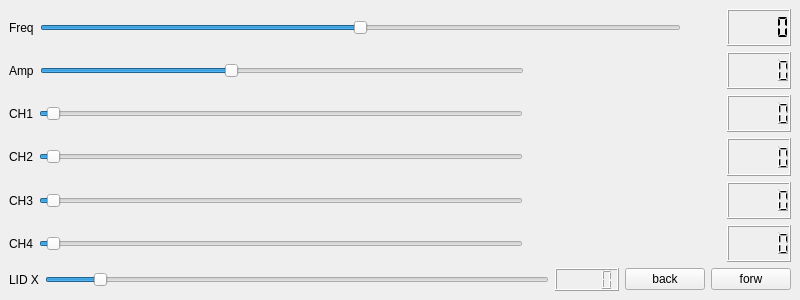
Above: Interface/window_3.ui from PhiKH/Pico2040 before the change. Below: the same form after it.
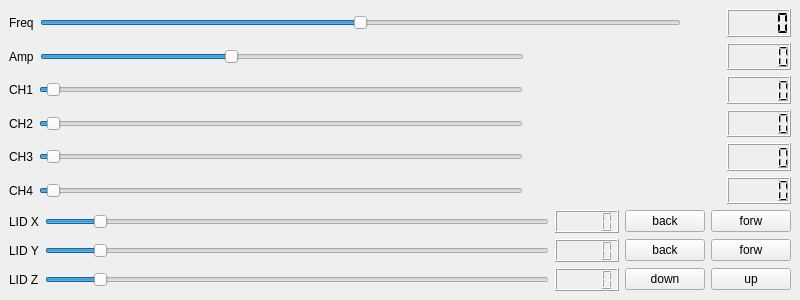
That is the form after the change.

The edit to the form file:
```diff
--- a/Interface/window_3.ui
+++ b/Interface/window_3.ui
@@ -418,6 +418,100 @@
       </item>
      </layout>
     </item>
+    <item>
+     <layout class="QHBoxLayout" name="horizontalLayout_8">
+      <item>
+       <widget class="QLabel" name="label_8">
+        <property name="text">
+         <string>LID Y</string>
+        </property>
+       </widget>
+      </item>
+      <item>
+       <widget class="QSlider" name="SLD8">
+        <property name="minimum">
+         <number>1</number>
+        </property>
+        <property name="maximum">
+         <number>1000</number>
+        </property>
+        <property name="singleStep">
+         <number>10</number>
+        </property>
+        <property name="value">
+         <number>100</number>
+        </property>
+        <property name="orientation">
+         <enum>Qt::Horizontal</enum>
+        </property>
+       </widget>
+      </item>
+      <item>
+       <widget class="QLCDNumber" name="LCD8"/>
+      </item>
+      <item>
+       <widget class="QPushButton" name="BY">
+        <property name="text">
+         <string>back</string>
+        </property>
+       </widget>
+      </item>
+      <item>
+       <widget class="QPushButton" name="FY">
+        <property name="text">
+         <string>forw</string>
+        </property>
+       </widget>
+      </item>
+     </layout>
+    </item>
+    <item>
+     <layout class="QHBoxLayout" name="horizontalLayout_9">
+      <item>
+       <widget class="QLabel" name="label_9">
+        <property name="text">
+         <string>LID Z</string>
+        </property>
+       </widget>
+      </item>
+      <item>
+       <widget class="QSlider" name="SLD9">
+        <property name="minimum">
+         <number>1</number>
+        </property>
+        <property name="maximum">
+         <number>1000</number>
+        </property>
+        <property name="singleStep">
+         <number>10</number>
+        </property>
+        <property name="value">
+         <number>100</number>
+        </property>
+        <property name="orientation">
+         <enum>Qt::Horizontal</enum>
+        </property>
+       </widget>
+      </item>
+      <item>
+       <widget class="QLCDNumber" name="LCD9"/>
+      </item>
+      <item>
+       <widget class="QPushButton" name="BZ">
+        <property name="text">
+         <string>down</string>
+        </property>
+       </widget>
+      </item>
+      <item>
+       <widget class="QPushButton" name="FZ">
+        <property name="text">
+         <string>up</string>
+        </property>
+       </widget>
+      </item>
+     </layout>
+    </item>
    </layout>
   </widget>
  </widget>
```
